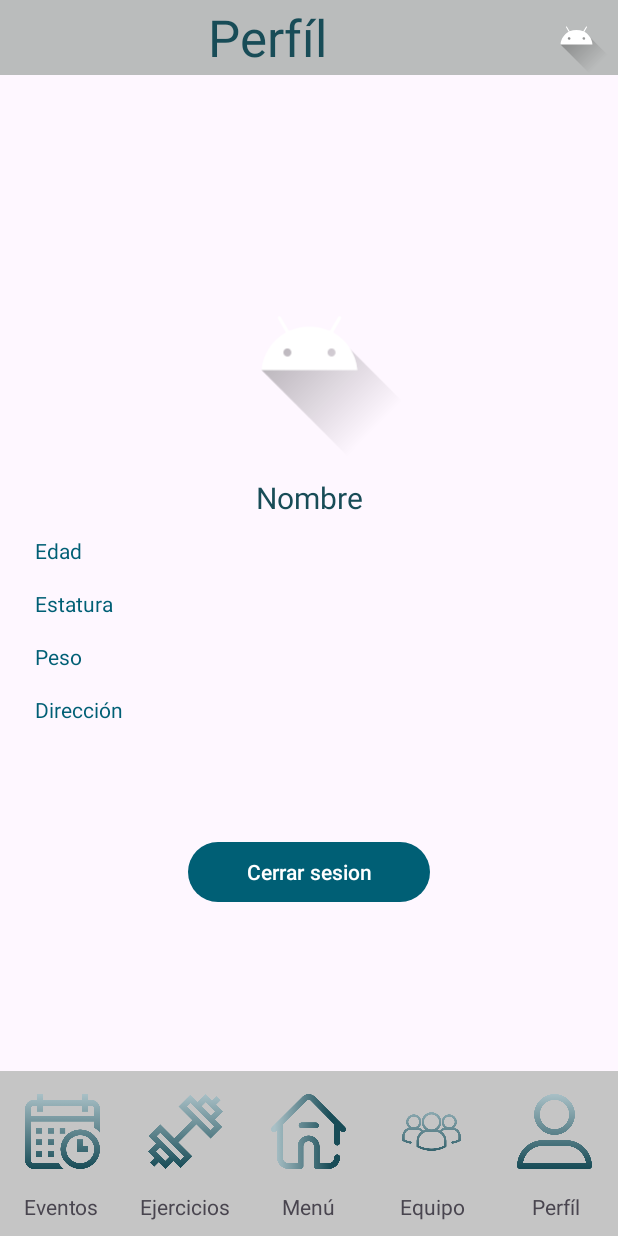
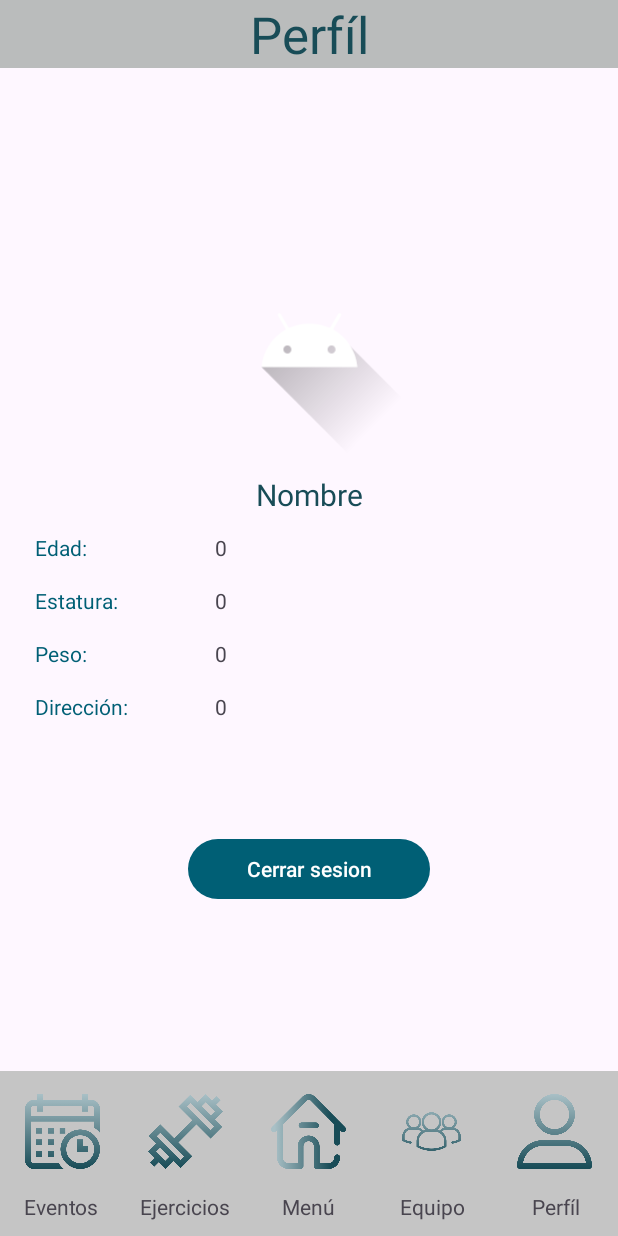
Before and after one commit to MaicolFlorez/T-Mate, an Android app: the ProfileActivity screen opened directly, with no data from a screen before it, on a phone screen of 412 x 824 dp. Run offline under Robolectric (Android 15) with nearby library versions, the phone set to English and light mode, and no system bars; our stand-ins replace Firebase (no records; nobody signed in at launch, a user with empty details on screens opened directly).

Commit message:
Avance Carlos

```diff
--- a/app/src/main/java/com/mflorezddelgado/t_mate/Login_Activity.java
+++ b/app/src/main/java/com/mflorezddelgado/t_mate/Login_Activity.java
@@ -38,9 +38,6 @@ public class Login_Activity extends AppCompatActivity {
         Login.setOnClickListener(new View.OnClickListener() {
             @Override
             public void onClick(View view) {
-                Intent intent = new Intent(Login_Activity.this, TeamViewCoach.class);
-                startActivity(intent);
-
                 String emailUser = log_email.getText().toString().trim();
                 String passUser = log_passw.getText().toString().trim();
 
@@ -48,9 +45,13 @@ public class Login_Activity extends AppCompatActivity {
                 if (emailUser.isEmpty() && passUser.isEmpty()){
                     Toast.makeText(Login_Activity.this, "Debe completar todos los datos.", Toast.LENGTH_SHORT).show();
                 }else{
+                    Toast.makeText(Login_Activity.this, "Bienvenido", Toast.LENGTH_SHORT).show();
                     loginUser(emailUser, passUser);
 
+                    Intent intent = new Intent(Login_Activity.this, TeamViewCoach.class);
+                    startActivity(intent);
                 }
+
 
             }
         });
--- a/app/src/main/res/layout/activity_profile.xml
+++ b/app/src/main/res/layout/activity_profile.xml
@@ -26,12 +26,6 @@
             android:textColor="@color/fifth"
             android:textSize="34sp" />
 
-        <ImageView
-            android:id="@+id/img_logout"
-            android:layout_width="55dp"
-            android:layout_height="50dp"
-            android:layout_weight="0"
-            android:src="@drawable/ic_launcher_foreground" />
     </LinearLayout>
 
     <LinearLayout
@@ -64,43 +58,88 @@
         <LinearLayout
             android:layout_width="match_parent"
             android:layout_height="wrap_content"
+            android:orientation="horizontal">
+
+            <LinearLayout
+                android:layout_width="wrap_content"
+                android:layout_height="match_parent"
                 android:orientation="vertical">
 
                 <TextView
                     android:id="@+id/tv_profile_age"
+                    android:layout_width="80dp"
+                    android:layout_height="wrap_content"
+                    android:layout_marginHorizontal="20dp"
+                    android:layout_marginVertical="8dp"
+                    android:text="Edad:"
+                    android:textColor="@color/fourth" />
+
+                <TextView
+                    android:id="@+id/tv_profile_height"
+                    android:layout_width="80dp"
+                    android:layout_height="wrap_content"
+                    android:layout_marginHorizontal="20dp"
+                    android:layout_marginVertical="8dp"
+                    android:text="Estatura:"
+                    android:textColor="@color/fourth" />
+
+                <TextView
+                    android:id="@+id/tv_profile_weight"
+                    android:layout_width="80dp"
+                    android:layout_height="wrap_content"
+                    android:layout_marginHorizontal="20dp"
+                    android:layout_marginVertical="8dp"
+                    android:text="Peso:"
+                    android:textColor="@color/fourth" />
+
+                <TextView
+                    android:id="@+id/tv_profile_address"
+                    android:layout_width="80dp"
+                    android:layout_height="wrap_content"
+                    android:layout_marginHorizontal="20dp"
+                    android:layout_marginVertical="8dp"
+                    android:text="Dirección:"
+                    android:textColor="@color/fourth" />
+            </LinearLayout>
+
+            <LinearLayout
+                android:layout_width="match_parent"
+                android:layout_height="wrap_content"
+                android:orientation="vertical">
+
+                <TextView
+                    android:id="@+id/tv_age"
                     android:layout_width="match_parent"
                     android:layout_height="wrap_content"
                     android:layout_marginHorizontal="20dp"
                     android:layout_marginVertical="8dp"
-                android:text="Edad"
-                android:textColor="@color/fourth" />
+                    android:text="0" />
 
                 <TextView
-                android:id="@+id/tv_profile_height"
+                    android:id="@+id/tv_height"
                     android:layout_width="match_parent"
                     android:layout_height="wrap_content"
                     android:layout_marginHorizontal="20dp"
                     android:layout_marginVertical="8dp"
-                android:text="Estatura"
-                android:textColor="@color/fourth" />
+                    android:text="0" />
 
                 <TextView
-                android:id="@+id/tv_profile_weight"
+                    android:id="@+id/tv_weight"
                     android:layout_width="match_parent"
                     android:layout_height="wrap_content"
                     android:layout_marginHorizontal="20dp"
                     android:layout_marginVertical="8dp"
-                android:text="Peso"
-                android:textColor="@color/fourth" />
+                    android:text="0" />
 
                 <TextView
-                android:id="@+id/tv_profile_address"
+                    android:id="@+id/tv_address"
                     android:layout_width="match_parent"
                     android:layout_height="wrap_content"
                     android:layout_marginHorizontal="20dp"
                     android:layout_marginVertical="8dp"
-                android:text="Dirección"
-                android:textColor="@color/fourth" />
+                    android:text="0" />
+
+            </LinearLayout>
         </LinearLayout>
 
         <Button
```
Lines whose indentation alone changed are shown as unchanged.
